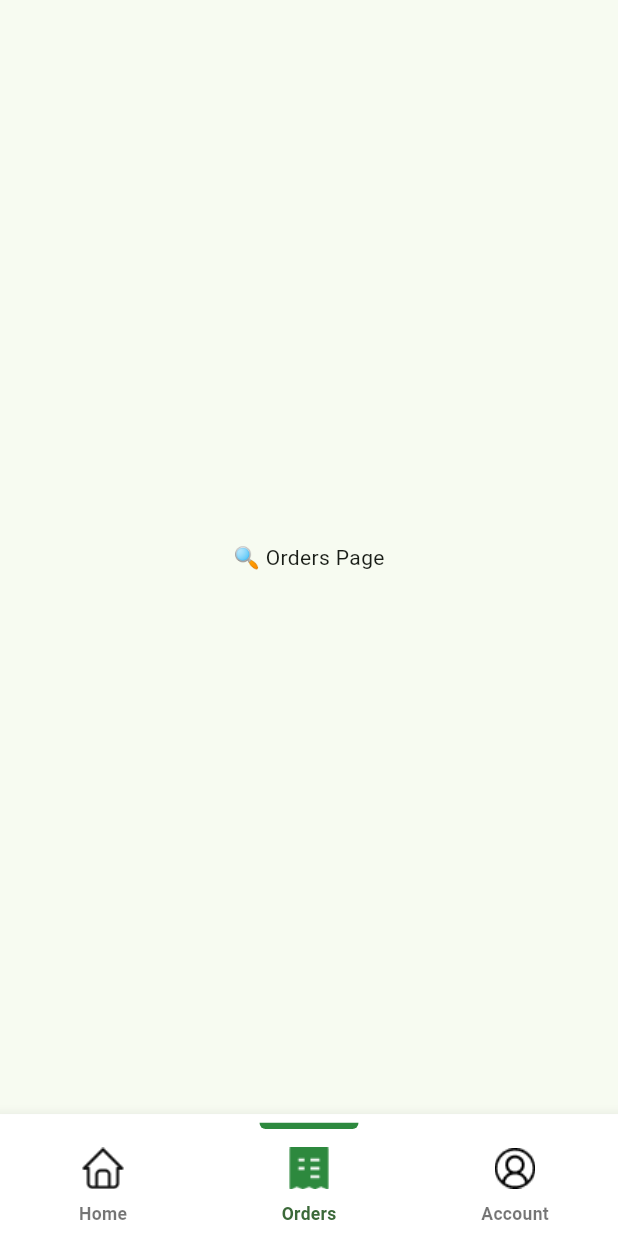
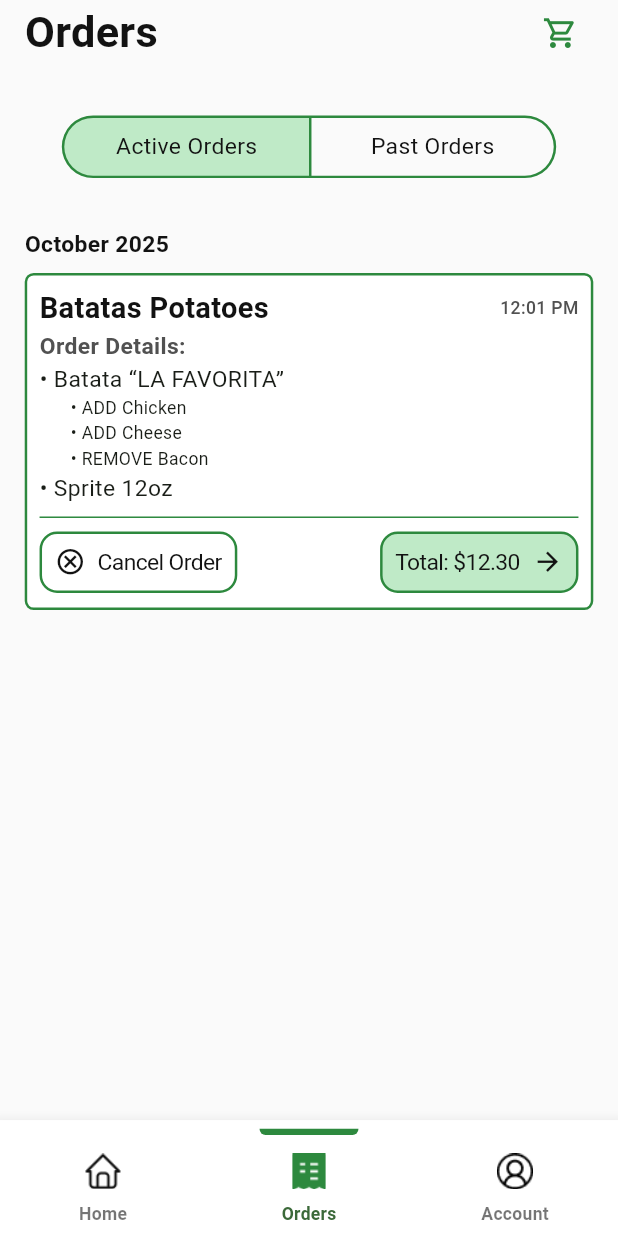
Before and after one commit to yadrielsamir/bites, a Flutter app: the Home screen opened by its route, item 2 of the bottom bar chosen, on a phone screen of 412 x 824 dp. Run offline on Flutter 3.47's test engine with Material 3 defaults, Android fonts, the phone set to English and light mode, and no system bars; our stand-ins replace go_router, mask_text_input_formatter, sizer.

Commit message:
Finished Account Page

```diff
--- a/lib/features/menu/presentation/account.dart
+++ b/lib/features/menu/presentation/account.dart
@@ -0,0 +1,96 @@
+import 'package:flutter/cupertino.dart';
+import 'package:flutter/material.dart';
+import 'package:sizer/sizer.dart';
+import 'package:bites/app/theme/app_colors.dart';
+import 'package:bites/app/theme/app_spacing.dart';
+
+class AccountPage extends StatefulWidget {
+  const AccountPage({super.key});
+
+  @override
+  State<AccountPage> createState() => _AccountPageState();
+}
+
+class _AccountPageState extends State<AccountPage> {
+  @override
+  Widget build(BuildContext context) {
+    return Scaffold(
+      backgroundColor: AppColors.backgroundWhite,
+      body: SafeArea(
+        child: Padding(
+          padding: EdgeInsets.symmetric(horizontal: AppSpacing.sm),
+          child: Column(
+            crossAxisAlignment: CrossAxisAlignment.start,
+            children: [
+              _topRow(),
+              SizedBox(height: 4.h),
+              Text('Location', style: TextStyle(fontSize: 16.sp)),
+              _tile('UPRM', Icons.location_on_outlined, single: true),
+              SizedBox(height: 2.h),
+              Text('Account', style: TextStyle(fontSize: 16.sp)),
+              _tile('Personal Info', Icons.person_outline),
+              _tile('Account Settings', Icons.settings_outlined),
+              _tile('Privacy', Icons.info_outline),
+              Divider(),
+              CupertinoButton(
+                padding: EdgeInsets.zero,
+                onPressed: () {},
+                child: Text(
+                  'Log Out',
+                  style: TextStyle(
+                    fontSize: 16.sp,
+                    fontWeight: FontWeight.w400,
+                    color: AppColors.uprmGreen,
+                    decoration: TextDecoration.underline,
+                  ),
+                ),
+              ),
+            ],
+          ),
+        ),
+      ),
+    );
+  }
+
+  Widget _topRow() {
+    return Row(
+      mainAxisAlignment: MainAxisAlignment.spaceBetween,
+      children: [
+        Text(
+          'Account',
+          style: TextStyle(
+            fontWeight: FontWeight.bold,
+            fontSize: 22.sp,
+            color: AppColors.black,
+          ),
+        ),
+      ],
+    );
+  }
+
+  Widget _tile(String title, IconData icon, {bool single = false}) {
+    return Column(
+      children: [
+        Divider(),
+        Row(
+          mainAxisAlignment: MainAxisAlignment.spaceBetween,
+          children: [
+            Row(
+              children: [
+                Icon(icon, color: AppColors.darkGrey),
+                SizedBox(width: 2.w),
+                Text(title),
+              ],
+            ),
+            Icon(
+              Icons.arrow_forward_ios_outlined,
+              color: AppColors.darkGrey,
+              size: 16.sp,
+            ),
+          ],
+        ),
+        if (single) Divider(),
+      ],
+    );
+  }
+}
--- a/lib/features/menu/presentation/home.dart
+++ b/lib/features/menu/presentation/home.dart
@@ -1,5 +1,7 @@
 import 'package:bites/app/theme/app_colors.dart';
+import 'package:bites/features/menu/presentation/account.dart';
 import 'package:bites/features/menu/presentation/home_page.dart';
+import 'package:bites/features/menu/presentation/orders.dart';
 import 'package:flutter/material.dart';
 import 'package:sizer/sizer.dart';
 
@@ -13,11 +15,7 @@
 class _HomeState extends State<Home> {
   int _selectedIndex = 0;
 
-  final List<Widget> _pages = [
-    HomePage(),
-    const Center(child: Text('🔍 Orders Page')),
-    const Center(child: Text('👤 Account Page')),
-  ];
+  final List<Widget> _pages = [HomePage(), OrdersPage(), AccountPage()];
 
   void _onItemTapped(int index) {
     setState(() {
@@ -97,7 +95,7 @@
             ),
           ),
           SizedBox(height: 1.h),
-          Image.asset(outline, height: 28),
+          Image.asset(outline, height: 24),
           SizedBox(height: 1.h),
         ],
       ),
@@ -117,7 +115,7 @@
             ),
           ),
           SizedBox(height: 1.h),
-          Image.asset(filled, height: 28),
+          Image.asset(filled, height: 24),
           SizedBox(height: 1.h),
         ],
       ),
--- a/lib/features/menu/presentation/home_page.dart
+++ b/lib/features/menu/presentation/home_page.dart
@@ -74,7 +74,7 @@
           Padding(
             padding: EdgeInsets.symmetric(
               horizontal: AppSpacing.sm,
-            ).copyWith(top: MediaQuery.of(context).padding.top + 8),
+            ).copyWith(top: MediaQuery.of(context).padding.top + 2),
             child: topRow(),
           ),
         ],
--- a/lib/features/menu/presentation/orders.dart
+++ b/lib/features/menu/presentation/orders.dart
@@ -0,0 +1,311 @@
+import 'package:bites/app/theme/app_colors.dart';
+import 'package:bites/app/theme/app_spacing.dart';
+import 'package:flutter/cupertino.dart';
+import 'package:flutter/material.dart';
+import 'package:sizer/sizer.dart';
+
+class OrdersPage extends StatefulWidget {
+  const OrdersPage({super.key});
+
+  @override
+  State<OrdersPage> createState() => _OrdersPageState();
+}
+
+class _OrdersPageState extends State<OrdersPage> {
+  bool showActive = true;
+
+  @override
+  Widget build(BuildContext context) {
+    return Scaffold(
+      backgroundColor: AppColors.backgroundWhite,
+      body: SafeArea(
+        child: Padding(
+          padding: EdgeInsets.symmetric(horizontal: AppSpacing.sm),
+          child: Column(
+            children: [
+              _topRow(),
+              SizedBox(height: 4.h),
+              _switchContainer(),
+              SizedBox(height: 4.h),
+              Row(
+                mainAxisAlignment: MainAxisAlignment.start,
+                children: [
+                  Text(
+                    'October 2025',
+                    style: TextStyle(
+                      fontSize: 16.sp,
+                      fontWeight: FontWeight.w600,
+                      color: AppColors.black,
+                    ),
+                  ),
+                ],
+              ),
+
+              _buildOrderCard(),
+            ],
+          ),
+        ),
+      ),
+    );
+  }
+
+  Widget _topRow() {
+    return Row(
+      mainAxisAlignment: MainAxisAlignment.spaceBetween,
+      children: [
+        Text(
+          'Orders',
+          style: TextStyle(
+            fontWeight: FontWeight.bold,
+            fontSize: 22.sp,
+            color: AppColors.black,
+          ),
+        ),
+        CupertinoButton(
+          padding: EdgeInsets.zero,
+          onPressed: () {},
+          child: Icon(
+            Icons.shopping_cart_outlined,
+            size: 20.sp,
+            color: AppColors.uprmGreen,
+          ),
+        ),
+      ],
+    );
+  }
+
+  Widget _switchContainer() {
+    return StatefulBuilder(
+      builder: (context, setState) {
+        return Row(
+          mainAxisAlignment: MainAxisAlignment.center,
+          children: [
+            _buildSwitchButton(
+              label: 'Active Orders',
+              isSelected: showActive,
+              onTap: () => setState(() => showActive = true),
+              isLeft: true,
+            ),
+            _buildSwitchButton(
+              label: 'Past Orders',
+              isSelected: !showActive,
+              onTap: () => setState(() => showActive = false),
+              isLeft: false,
+            ),
+          ],
+        );
+      },
+    );
+  }
+
+  Widget _buildSwitchButton({
+    required String label,
+    required bool isSelected,
+    required VoidCallback onTap,
+    required bool isLeft,
+  }) {
+    return GestureDetector(
+      onTap: onTap,
+      child: Container(
+        width: 40.w,
+        decoration: BoxDecoration(
+          color: isSelected ? AppColors.mint : AppColors.backgroundWhite,
+          borderRadius: BorderRadius.only(
+            topLeft: Radius.circular(isLeft ? 30.sp : 0),
+            bottomLeft: Radius.circular(isLeft ? 30.sp : 0),
+            topRight: Radius.circular(!isLeft ? 30.sp : 0),
+            bottomRight: Radius.circular(!isLeft ? 30.sp : 0),
+          ),
+          border: Border(
+            left: BorderSide(color: AppColors.uprmGreen, width: 0.4.w),
+            top: BorderSide(color: AppColors.uprmGreen, width: 0.4.w),
+            bottom: BorderSide(color: AppColors.uprmGreen, width: 0.4.w),
+            right: isLeft
+                ? BorderSide.none
+                : BorderSide(color: AppColors.uprmGreen, width: 0.4.w),
+          ),
+        ),
+        child: Padding(
+          padding: EdgeInsets.symmetric(horizontal: 6.w, vertical: 1.h),
+          child: Center(
+            child: Text(
+              label,
+              style: TextStyle(
+                fontWeight: FontWeight.w400,
+                fontSize: 16.sp,
+                color: AppColors.black,
+              ),
+            ),
+          ),
+        ),
+      ),
+    );
+  }
+
+  Widget _buildOrderCard() {
+    return Padding(
+      padding: EdgeInsets.symmetric(vertical: 1.h),
+      child: Container(
+        width: double.infinity,
+        decoration: BoxDecoration(
+          color: AppColors.white,
+          borderRadius: BorderRadius.circular(10.sp),
+          border: Border.all(color: AppColors.uprmGreen, width: 0.4.w),
+        ),
+        child: Padding(
+          padding: EdgeInsets.symmetric(
+            horizontal: AppSpacing.xs,
+            vertical: 1.h,
+          ),
+          child: Column(
+            crossAxisAlignment: CrossAxisAlignment.start,
+            children: [
+              Row(
+                mainAxisAlignment: MainAxisAlignment.spaceBetween,
+                children: [
+                  Text(
+                    'Batatas Potatoes',
+                    style: TextStyle(
+                      fontSize: 18.sp,
+                      fontWeight: FontWeight.w600,
+                      color: AppColors.black,
+                    ),
+                  ),
+                  Text(
+                    '12:01 PM',
+                    style: TextStyle(
+                      fontSize: 14.sp,
+                      fontWeight: FontWeight.w500,
+                      color: AppColors.darkGrey,
+                    ),
+                  ),
+                ],
+              ),
+              Text(
+                'Order Details:',
+                style: TextStyle(
+                  fontWeight: FontWeight.w600,
+                  fontSize: 16.sp,
+                  color: AppColors.darkGrey,
+                ),
+              ),
+              // Main bullet
+              Row(
+                crossAxisAlignment: CrossAxisAlignment.start,
+                children: [
+                  Text('• ', style: TextStyle(fontSize: 16.sp)),
+                  Expanded(
+                    child: Text(
+                      'Batata “LA FAVORITA”',
+                      style: TextStyle(fontSize: 16.sp),
+                    ),
+                  ),
+                ],
+              ),
+              Padding(
+                padding: EdgeInsets.only(left: 5.w),
+                child: Column(
+                  crossAxisAlignment: CrossAxisAlignment.start,
+                  children: [
+                    _subBullet('ADD Chicken'),
+                    _subBullet('ADD Cheese'),
+                    _subBullet('REMOVE Bacon'),
+                  ],
+                ),
+              ),
+              Row(
+                crossAxisAlignment: CrossAxisAlignment.start,
+                children: [
+                  Text('• ', style: TextStyle(fontSize: 16.sp)),
+                  Expanded(
+                    child: Text(
+                      'Sprite 12oz',
+                      style: TextStyle(fontSize: 16.sp),
+                    ),
+                  ),
+                ],
+              ),
+              Divider(color: AppColors.uprmGreen),
+              Row(
+                mainAxisAlignment: MainAxisAlignment.spaceBetween,
+                children: [
+                  CupertinoButton(
+                    padding: EdgeInsets.zero,
+                    onPressed: () {},
+                    child: Container(
+                      decoration: BoxDecoration(
+                        borderRadius: BorderRadius.circular(14.sp),
+                        border: Border.all(
+                          color: AppColors.uprmGreen,
+                          width: 0.4.w,
+                        ),
+                      ),
+                      child: Padding(
+                        padding: EdgeInsets.all(12.sp),
+                        child: Row(
+                          children: [
+                            Icon(Icons.cancel_outlined, color: AppColors.black),
+                            SizedBox(width: 2.w),
+                            Text(
+                              'Cancel Order',
+                              style: TextStyle(
+                                color: AppColors.black,
+                                fontSize: 16.sp,
+                              ),
+                            ),
+                          ],
+                        ),
+                      ),
+                    ),
+                  ),
+                  CupertinoButton(
+                    padding: EdgeInsets.zero,
+                    onPressed: () {},
+                    child: Container(
+                      decoration: BoxDecoration(
+                        color: AppColors.mint,
+                        borderRadius: BorderRadius.circular(14.sp),
+                        border: Border.all(
+                          color: AppColors.uprmGreen,
+                          width: 0.4.w,
+                        ),
+                      ),
+                      child: Padding(
+                        padding: EdgeInsets.all(12.sp),
+                        child: Row(
+                          children: [
+                            Text(
+                              'Total: \$12.30',
+                              style: TextStyle(
+                                color: AppColors.black,
+                                fontSize: 16.sp,
+                              ),
+                            ),
+                            SizedBox(width: 2.w),
+                            Icon(Icons.arrow_forward, color: AppColors.black),
+                          ],
+                        ),
+                      ),
+                    ),
+                  ),
+                ],
+              ),
+            ],
+          ),
+        ),
+      ),
+    );
+  }
+
+  Widget _subBullet(String text) {
+    return Row(
+      crossAxisAlignment: CrossAxisAlignment.start,
+      children: [
+        Text('• ', style: TextStyle(fontSize: 14.sp)),
+        Expanded(
+          child: Text(text, style: TextStyle(fontSize: 14.sp)),
+        ),
+      ],
+    );
+  }
+}
--- a/lib/features/orders/presentation/ordering_options.dart
+++ b/lib/features/orders/presentation/ordering_options.dart
@@ -57,10 +57,8 @@
       body: CustomScrollView(
         controller: _scrollCtrl,
         slivers: [
-          // Top hero / image
           SliverToBoxAdapter(child: _foodSpotImage()),
 
-          // Pinned categories bar
           SliverPersistentHeader(
             pinned: true,
             delegate: _CategoriesHeaderDelegate(
@@ -101,7 +99,8 @@
                           'customize_item',
                           extra: {
                             'item': 'Classic',
-                            'description': 'La mejor comida del mundo',
+                            'description':
+                                'Yummy yam with chicken, potato sticks, cheese, sweet plantains and a touch of sour cream',
                             'price': 8.99,
                           },
                         ),
@@ -114,7 +113,8 @@
 
                           extra: {
                             'item': 'La Jibarita',
-                            'description': 'La mejor comida del mundo',
+                            'description':
+                                'Yummy yam with chicken, potato sticks, cheese, sweet plantains and a touch of sour cream',
                             'price': 9.49,
                           },
                         ),
@@ -126,7 +126,8 @@
                           'customize_item',
                           extra: {
                             'item': 'La Favorita',
-                            'description': 'La mejor comida del mundo',
+                            'description':
+                                'Yummy yam with chicken, potato sticks, cheese, sweet plantains and a touch of sour cream',
                             'price': 10.69,
                           },
                         ),
@@ -138,7 +139,8 @@
                           'customize_item',
                           extra: {
                             'item': 'El Guerrero',
-                            'description': 'La mejor comida del mundo',
+                            'description':
+                                'Yummy yam with chicken, potato sticks, cheese, sweet plantains and a touch of sour cream',
                             'price': 8.79,
                           },
                         ),
```
